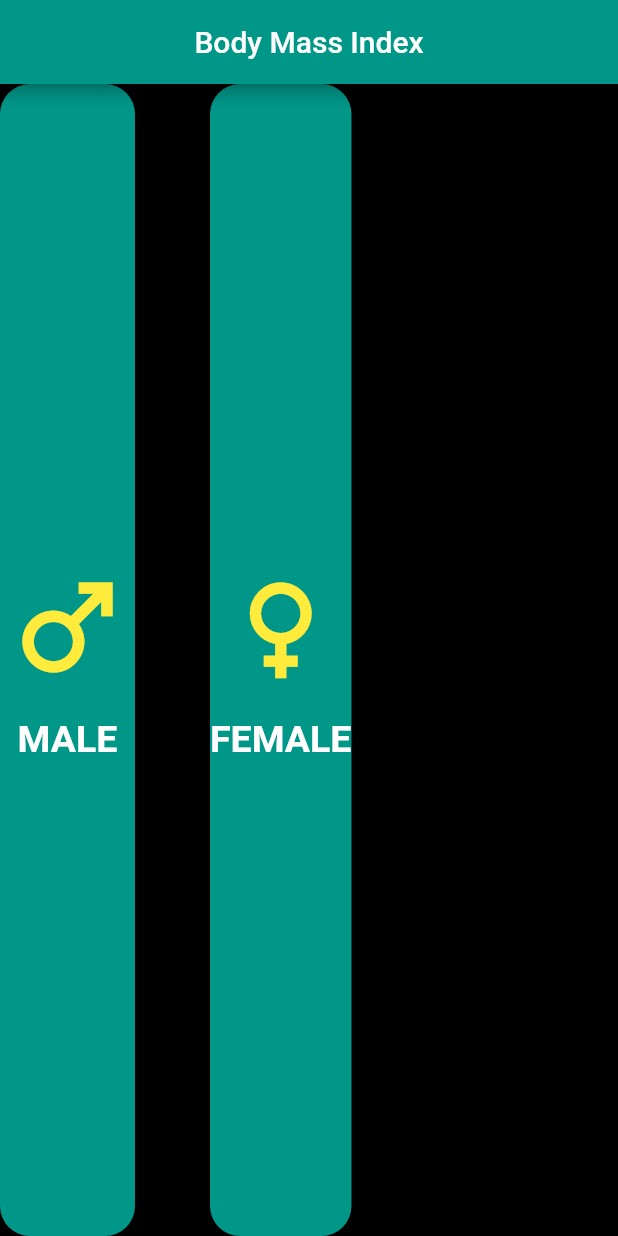
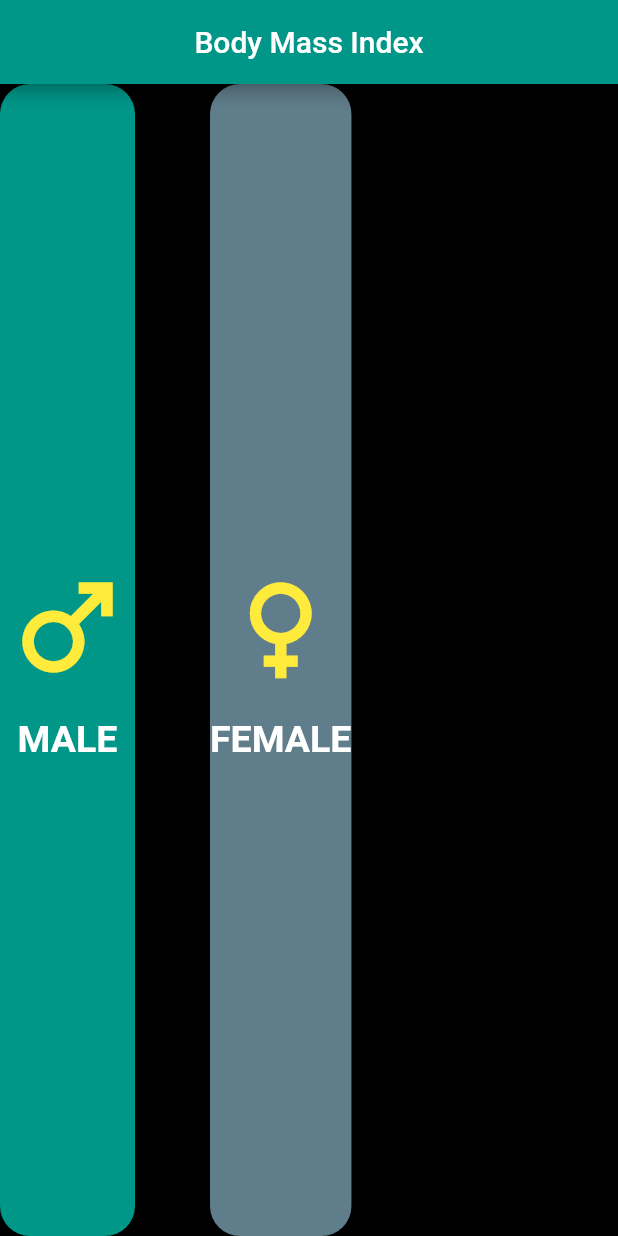
Before and after one commit to Devsaci/bmifoulaihapp, a Flutter app: the screen it shows after launch, on a phone screen of 412 x 824 dp. Run offline on Flutter 3.47's test engine with Material 2 defaults, Android fonts, the phone set to English and light mode, and no system bars.

Commit message:
(isMale && type == 'male')

```diff
--- a/lib/home.dart
+++ b/lib/home.dart
@@ -44,7 +44,7 @@ class _MyHomePageState extends State<MyHomePage> {
           child: Container(
         decoration: BoxDecoration(
           borderRadius: BorderRadius.circular(20),
-          color: isMale ? Colors.teal : Colors.blueGrey,
+          color: (isMale && type == 'male') ? Colors.teal : Colors.blueGrey,
         ),
         child: Column(
           mainAxisAlignment: MainAxisAlignment.center,
```
